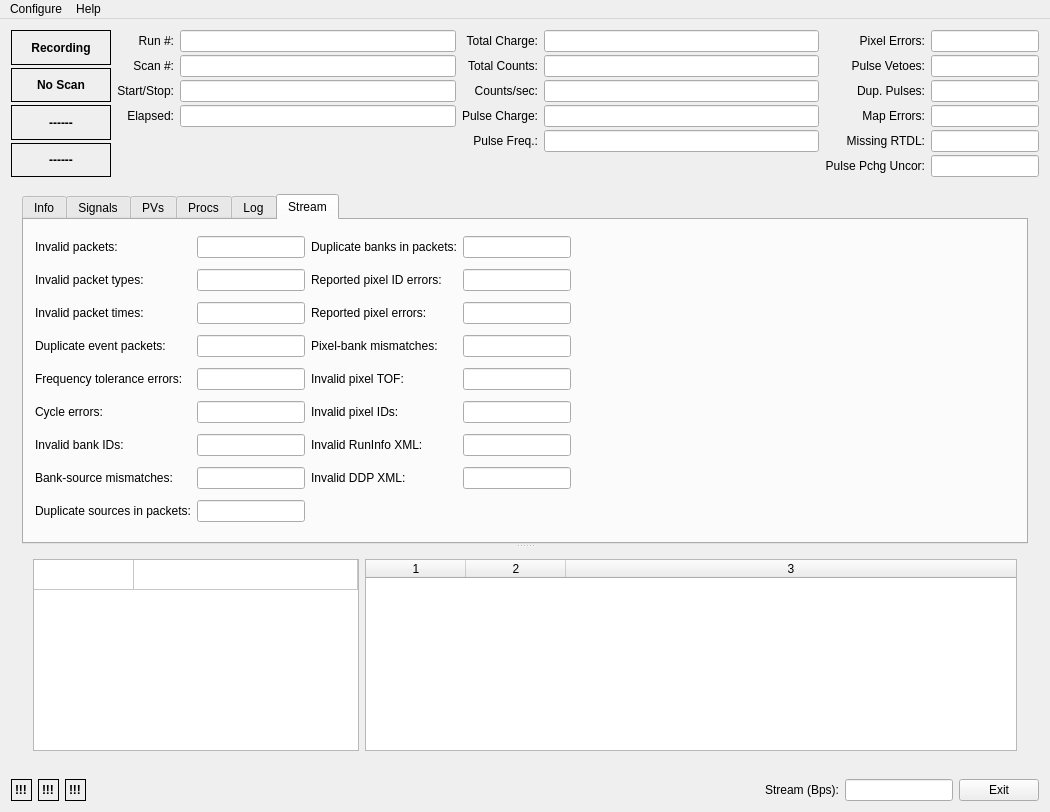
First picture: the form in dasmon/client/MainWindow.ui, repository ADARA-Neutrons/adara, before the edit.
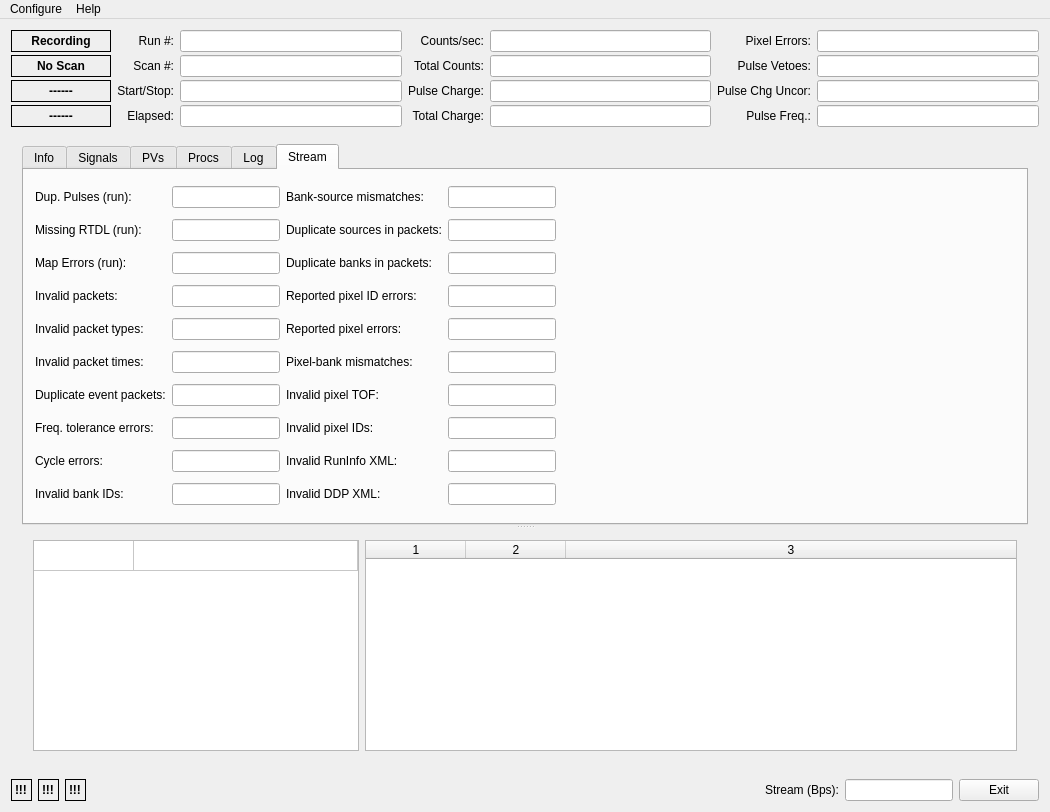
Second picture: the form after the edit. The open tabs and pages were chosen to show the change.

Commit message: - Rearranged some run/stream metrics on DASMON main window

Diff of the .ui file:
```diff
--- a/dasmon/client/MainWindow.ui
+++ b/dasmon/client/MainWindow.ui
@@ -144,203 +144,24 @@
         <property name="verticalSpacing">
          <number>3</number>
         </property>
-        <item row="0" column="0">
-         <widget class="QLabel" name="label_2">
-          <property name="text">
-           <string>Run #:</string>
-          </property>
-          <property name="alignment">
-           <set>Qt::AlignRight|Qt::AlignTrailing|Qt::AlignVCenter</set>
-          </property>
-         </widget>
-        </item>
-        <item row="0" column="2">
-         <widget class="QLineEdit" name="runNumLabel">
-          <property name="readOnly">
-           <bool>true</bool>
-          </property>
-         </widget>
-        </item>
-        <item row="0" column="5">
-         <widget class="QLabel" name="label_10">
-          <property name="text">
-           <string>Pixel Errors:</string>
-          </property>
-          <property name="alignment">
-           <set>Qt::AlignRight|Qt::AlignTrailing|Qt::AlignVCenter</set>
-          </property>
-         </widget>
-        </item>
-        <item row="0" column="6">
-         <widget class="QLineEdit" name="pixErrorLabel">
-          <property name="sizePolicy">
-           <sizepolicy hsizetype="Minimum" vsizetype="Fixed">
-            <horstretch>0</horstretch>
-            <verstretch>0</verstretch>
-           </sizepolicy>
-          </property>
-          <property name="readOnly">
-           <bool>true</bool>
-          </property>
-         </widget>
-        </item>
-        <item row="1" column="5">
-         <widget class="QLabel" name="label_13">
-          <property name="text">
-           <string>Pulse Vetoes:</string>
-          </property>
-          <property name="alignment">
-           <set>Qt::AlignRight|Qt::AlignTrailing|Qt::AlignVCenter</set>
-          </property>
-         </widget>
-        </item>
-        <item row="3" column="5">
-         <widget class="QLabel" name="label_14">
-          <property name="text">
-           <string>Dup. Pulses:</string>
-          </property>
-          <property name="alignment">
-           <set>Qt::AlignRight|Qt::AlignTrailing|Qt::AlignVCenter</set>
-          </property>
-         </widget>
-        </item>
-        <item row="1" column="6">
-         <widget class="QLineEdit" name="pulseVetoLabel">
-          <property name="sizePolicy">
-           <sizepolicy hsizetype="Minimum" vsizetype="Fixed">
-            <horstretch>0</horstretch>
-            <verstretch>0</verstretch>
-           </sizepolicy>
-          </property>
-          <property name="readOnly">
-           <bool>true</bool>
-          </property>
-         </widget>
-        </item>
-        <item row="3" column="6">
-         <widget class="QLineEdit" name="dupPulseLabel">
-          <property name="sizePolicy">
-           <sizepolicy hsizetype="Minimum" vsizetype="Fixed">
-            <horstretch>0</horstretch>
-            <verstretch>0</verstretch>
-           </sizepolicy>
-          </property>
-          <property name="readOnly">
-           <bool>true</bool>
-          </property>
-         </widget>
-        </item>
-        <item row="5" column="5">
-         <widget class="QLabel" name="label_15">
-          <property name="text">
-           <string>Map Errors:</string>
-          </property>
-          <property name="alignment">
-           <set>Qt::AlignRight|Qt::AlignTrailing|Qt::AlignVCenter</set>
-          </property>
-         </widget>
-        </item>
-        <item row="5" column="6">
-         <widget class="QLineEdit" name="mapErrorLabel">
-          <property name="sizePolicy">
-           <sizepolicy hsizetype="Minimum" vsizetype="Fixed">
-            <horstretch>0</horstretch>
-            <verstretch>0</verstretch>
-           </sizepolicy>
-          </property>
-          <property name="readOnly">
-           <bool>true</bool>
-          </property>
-         </widget>
-        </item>
-        <item row="6" column="5">
-         <widget class="QLabel" name="label_16">
-          <property name="text">
-           <string>Missing RTDL:</string>
-          </property>
-          <property name="alignment">
-           <set>Qt::AlignRight|Qt::AlignTrailing|Qt::AlignVCenter</set>
-          </property>
-         </widget>
-        </item>
-        <item row="6" column="6">
-         <widget class="QLineEdit" name="missRTDLLabel">
-          <property name="sizePolicy">
-           <sizepolicy hsizetype="Minimum" vsizetype="Fixed">
-            <horstretch>0</horstretch>
-            <verstretch>0</verstretch>
-           </sizepolicy>
-          </property>
-          <property name="readOnly">
-           <bool>true</bool>
-          </property>
-         </widget>
-        </item>
-        <item row="7" column="5">
+        <item row="4" column="5">
          <widget class="QLabel" name="label_48">
           <property name="text">
-           <string>Pulse Pchg Uncor:</string>
+           <string>Pulse Chg Uncor:</string>
           </property>
           <property name="alignment">
            <set>Qt::AlignRight|Qt::AlignTrailing|Qt::AlignVCenter</set>
           </property>
          </widget>
         </item>
-        <item row="7" column="6">
-         <widget class="QLineEdit" name="pulsePchgUncorLabel">
-          <property name="sizePolicy">
-           <sizepolicy hsizetype="Minimum" vsizetype="Fixed">
-            <horstretch>0</horstretch>
-            <verstretch>0</verstretch>
-           </sizepolicy>
-          </property>
+        <item row="4" column="4">
+         <widget class="QLineEdit" name="pchargeLabel">
           <property name="readOnly">
            <bool>true</bool>
           </property>
          </widget>
         </item>
-        <item row="6" column="3">
-         <widget class="QLabel" name="label_21">
-          <property name="text">
-           <string>Pulse Freq.:</string>
-          </property>
-          <property name="alignment">
-           <set>Qt::AlignRight|Qt::AlignTrailing|Qt::AlignVCenter</set>
-          </property>
-         </widget>
-        </item>
-        <item row="6" column="4">
-         <widget class="QLineEdit" name="pfreqLabel">
-          <property name="readOnly">
-           <bool>true</bool>
-          </property>
-         </widget>
-        </item>
-        <item row="1" column="4">
-         <widget class="QLineEdit" name="totalCountsEdit">
-          <property name="readOnly">
-           <bool>true</bool>
-          </property>
-         </widget>
-        </item>
-        <item row="0" column="4">
-         <widget class="QLineEdit" name="totalChargeEdit">
-          <property name="readOnly">
-           <bool>true</bool>
-          </property>
-         </widget>
-        </item>
-        <item row="0" column="3">
-         <widget class="QLabel" name="label_9">
-          <property name="text">
-           <string>Total Charge:</string>
-          </property>
-          <property name="alignment">
-           <set>Qt::AlignRight|Qt::AlignTrailing|Qt::AlignVCenter</set>
-          </property>
-         </widget>
-        </item>
-        <item row="1" column="3">
+        <item row="2" column="3">
          <widget class="QLabel" name="label_30">
           <property name="text">
            <string>Total Counts:</string>
@@ -350,6 +171,63 @@
           </property>
          </widget>
         </item>
+        <item row="4" column="3">
+         <widget class="QLabel" name="label_17">
+          <property name="text">
+           <string>Pulse Charge:</string>
+          </property>
+          <property name="alignment">
+           <set>Qt::AlignRight|Qt::AlignTrailing|Qt::AlignVCenter</set>
+          </property>
+         </widget>
+        </item>
+        <item row="5" column="3">
+         <widget class="QLabel" name="label_9">
+          <property name="text">
+           <string>Total Charge:</string>
+          </property>
+          <property name="alignment">
+           <set>Qt::AlignRight|Qt::AlignTrailing|Qt::AlignVCenter</set>
+          </property>
+         </widget>
+        </item>
+        <item row="2" column="6">
+         <widget class="QLineEdit" name="pulseVetoLabel">
+          <property name="sizePolicy">
+           <sizepolicy hsizetype="Minimum" vsizetype="Fixed">
+            <horstretch>0</horstretch>
+            <verstretch>0</verstretch>
+           </sizepolicy>
+          </property>
+          <property name="readOnly">
+           <bool>true</bool>
+          </property>
+         </widget>
+        </item>
+        <item row="0" column="4">
+         <widget class="QLineEdit" name="countRateLabel">
+          <property name="readOnly">
+           <bool>true</bool>
+          </property>
+         </widget>
+        </item>
+        <item row="2" column="5">
+         <widget class="QLabel" name="label_13">
+          <property name="text">
+           <string>Pulse Vetoes:</string>
+          </property>
+          <property name="alignment">
+           <set>Qt::AlignRight|Qt::AlignTrailing|Qt::AlignVCenter</set>
+          </property>
+         </widget>
+        </item>
+        <item row="2" column="4">
+         <widget class="QLineEdit" name="totalCountsEdit">
+          <property name="readOnly">
+           <bool>true</bool>
+          </property>
+         </widget>
+        </item>
         <item row="5" column="0">
          <widget class="QLabel" name="label_23">
           <property name="text">
@@ -360,7 +238,34 @@
           </property>
          </widget>
         </item>
-        <item row="3" column="0">
+        <item row="0" column="3">
+         <widget class="QLabel" name="label_19">
+          <property name="text">
+           <string>Counts/sec:</string>
+          </property>
+          <property name="alignment">
+           <set>Qt::AlignRight|Qt::AlignTrailing|Qt::AlignVCenter</set>
+          </property>
+         </widget>
+        </item>
+        <item row="0" column="0">
+         <widget class="QLabel" name="label_2">
+          <property name="text">
+           <string>Run #:</string>
+          </property>
+          <property name="alignment">
+           <set>Qt::AlignRight|Qt::AlignTrailing|Qt::AlignVCenter</set>
+          </property>
+         </widget>
+        </item>
+        <item row="0" column="2">
+         <widget class="QLineEdit" name="runNumLabel">
+          <property name="readOnly">
+           <bool>true</bool>
+          </property>
+         </widget>
+        </item>
+        <item row="4" column="0">
          <widget class="QLabel" name="label_29">
           <property name="text">
            <string>Start/Stop:</string>
@@ -370,21 +275,21 @@
           </property>
          </widget>
         </item>
-        <item row="5" column="2">
-         <widget class="QLineEdit" name="durationLabel">
-          <property name="readOnly">
-           <bool>true</bool>
-          </property>
-         </widget>
-        </item>
-        <item row="3" column="2">
+        <item row="4" column="2">
          <widget class="QLineEdit" name="startTimeEdit">
           <property name="readOnly">
            <bool>true</bool>
           </property>
          </widget>
         </item>
-        <item row="1" column="0">
+        <item row="2" column="2">
+         <widget class="QLineEdit" name="scanNumLabel">
+          <property name="readOnly">
+           <bool>true</bool>
+          </property>
+         </widget>
+        </item>
+        <item row="2" column="0">
          <widget class="QLabel" name="label_18">
           <property name="text">
            <string>Scan #:</string>
@@ -394,42 +299,68 @@
           </property>
          </widget>
         </item>
-        <item row="1" column="2">
-         <widget class="QLineEdit" name="scanNumLabel">
-          <property name="readOnly">
-           <bool>true</bool>
-          </property>
-         </widget>
-        </item>
-        <item row="5" column="3">
-         <widget class="QLabel" name="label_17">
-          <property name="text">
-           <string>Pulse Charge:</string>
-          </property>
-          <property name="alignment">
-           <set>Qt::AlignRight|Qt::AlignTrailing|Qt::AlignVCenter</set>
-          </property>
-         </widget>
-        </item>
-        <item row="3" column="3">
-         <widget class="QLabel" name="label_19">
-          <property name="text">
-           <string>Counts/sec:</string>
-          </property>
-          <property name="alignment">
-           <set>Qt::AlignRight|Qt::AlignTrailing|Qt::AlignVCenter</set>
-          </property>
-         </widget>
-        </item>
-        <item row="3" column="4">
-         <widget class="QLineEdit" name="countRateLabel">
-          <property name="readOnly">
-           <bool>true</bool>
-          </property>
-         </widget>
-        </item>
         <item row="5" column="4">
-         <widget class="QLineEdit" name="pchargeLabel">
+         <widget class="QLineEdit" name="totalChargeEdit">
+          <property name="readOnly">
+           <bool>true</bool>
+          </property>
+         </widget>
+        </item>
+        <item row="4" column="6">
+         <widget class="QLineEdit" name="pulsePchgUncorLabel">
+          <property name="sizePolicy">
+           <sizepolicy hsizetype="Minimum" vsizetype="Fixed">
+            <horstretch>0</horstretch>
+            <verstretch>0</verstretch>
+           </sizepolicy>
+          </property>
+          <property name="readOnly">
+           <bool>true</bool>
+          </property>
+         </widget>
+        </item>
+        <item row="5" column="2">
+         <widget class="QLineEdit" name="durationLabel">
+          <property name="readOnly">
+           <bool>true</bool>
+          </property>
+         </widget>
+        </item>
+        <item row="5" column="5">
+         <widget class="QLabel" name="label_21">
+          <property name="text">
+           <string>Pulse Freq.:</string>
+          </property>
+          <property name="alignment">
+           <set>Qt::AlignRight|Qt::AlignTrailing|Qt::AlignVCenter</set>
+          </property>
+         </widget>
+        </item>
+        <item row="5" column="6">
+         <widget class="QLineEdit" name="pfreqLabel">
+          <property name="readOnly">
+           <bool>true</bool>
+          </property>
+         </widget>
+        </item>
+        <item row="0" column="5">
+         <widget class="QLabel" name="label_10">
+          <property name="text">
+           <string>Pixel Errors:</string>
+          </property>
+          <property name="alignment">
+           <set>Qt::AlignRight|Qt::AlignTrailing|Qt::AlignVCenter</set>
+          </property>
+         </widget>
+        </item>
+        <item row="0" column="6">
+         <widget class="QLineEdit" name="pixErrorLabel">
+          <property name="sizePolicy">
+           <sizepolicy hsizetype="Minimum" vsizetype="Fixed">
+            <horstretch>0</horstretch>
+            <verstretch>0</verstretch>
+           </sizepolicy>
+          </property>
           <property name="readOnly">
            <bool>true</bool>
           </property>
@@ -833,238 +764,307 @@
            <layout class="QHBoxLayout" name="horizontalLayout_5">
             <item>
              <layout class="QGridLayout" name="gridLayout_3">
+              <item row="0" column="1">
+               <widget class="QLineEdit" name="dupPulseLabel">
+                <property name="sizePolicy">
+                 <sizepolicy hsizetype="Expanding" vsizetype="Fixed">
+                  <horstretch>0</horstretch>
+                  <verstretch>0</verstretch>
+                 </sizepolicy>
+                </property>
+                <property name="readOnly">
+                 <bool>true</bool>
+                </property>
+               </widget>
+              </item>
               <item row="0" column="0">
+               <widget class="QLabel" name="label_14">
+                <property name="text">
+                 <string>Dup. Pulses (run):</string>
+                </property>
+                <property name="alignment">
+                 <set>Qt::AlignLeading|Qt::AlignLeft|Qt::AlignVCenter</set>
+                </property>
+               </widget>
+              </item>
+              <item row="1" column="1">
+               <widget class="QLineEdit" name="missRTDLLabel">
+                <property name="sizePolicy">
+                 <sizepolicy hsizetype="Expanding" vsizetype="Fixed">
+                  <horstretch>0</horstretch>
+                  <verstretch>0</verstretch>
+                 </sizepolicy>
+                </property>
+                <property name="readOnly">
+                 <bool>true</bool>
+                </property>
+               </widget>
+              </item>
+              <item row="1" column="0">
+               <widget class="QLabel" name="label_16">
+                <property name="text">
+                 <string>Missing RTDL (run):</string>
+                </property>
+                <property name="alignment">
+                 <set>Qt::AlignLeading|Qt::AlignLeft|Qt::AlignVCenter</set>
+                </property>
+               </widget>
+              </item>
+              <item row="3" column="0">
                <widget class="QLabel" name="label_20">
                 <property name="text">
                  <string>Invalid packets:</string>
                 </property>
                </widget>
               </item>
-              <item row="0" column="1">
+              <item row="3" column="1">
                <widget class="QLineEdit" name="invPktEdit">
                 <property name="readOnly">
                  <bool>true</bool>
                 </property>
                </widget>
               </item>
-              <item row="1" column="0">
+              <item row="4" column="0">
                <widget class="QLabel" name="label_22">
                 <property name="text">
                  <string>Invalid packet types:</string>
                 </property>
                </widget>
               </item>
-              <item row="1" column="1">
+              <item row="4" column="1">
                <widget class="QLineEdit" name="invPktTypeEdit">
                 <property name="readOnly">
                  <bool>true</bool>
                 </property>
                </widget>
               </item>
-              <item row="2" column="0">
+              <item row="5" column="0">
                <widget class="QLabel" name="label_33">
                 <property name="text">
                  <string>Invalid packet times:</string>
                 </property>
                </widget>
               </item>
-              <item row="2" column="1">
+              <item row="5" column="1">
                <widget class="QLineEdit" name="invPktTimeEdit">
                 <property name="readOnly">
                  <bool>true</bool>
                 </property>
                </widget>
               </item>
-              <item row="3" column="0">
+              <item row="6" column="0">
                <widget class="QLabel" name="label_34">
                 <property name="text">
                  <string>Duplicate event packets:</string>
                 </property>
                </widget>
               </item>
-              <item row="3" column="1">
+              <item row="6" column="1">
                <widget class="QLineEdit" name="dupEventPktEdit">
                 <property name="readOnly">
                  <bool>true</bool>
                 </property>
                </widget>
               </item>
-              <item row="4" column="1">
+              <item row="7" column="1">
                <widget class="QLineEdit" name="freqTolEdit">
                 <property name="readOnly">
                  <bool>true</bool>
                 </property>
                </widget>
               </item>
-              <item row="5" column="1">
+              <item row="8" column="1">
                <widget class="QLineEdit" name="cycleErrEdit">
                 <property name="readOnly">
                  <bool>true</bool>
                 </property>
                </widget>
               </item>
-              <item row="6" column="1">
+              <item row="9" column="1">
                <widget class="QLineEdit" name="invBankEdit">
                 <property name="readOnly">
                  <bool>true</bool>
                 </property>
                </widget>
               </item>
-              <item row="7" column="1">
-               <widget class="QLineEdit" name="bankSrcMisEdit">
-                <property name="readOnly">
-                 <bool>true</bool>
-                </property>
-               </widget>
-              </item>
-              <item row="8" column="1">
-               <widget class="QLineEdit" name="dupSrcEdit">
-                <property name="readOnly">
-                 <bool>true</bool>
-                </property>
-               </widget>
-              </item>
-              <item row="0" column="3">
-               <widget class="QLineEdit" name="dupBankEdit">
-                <property name="readOnly">
-                 <bool>true</bool>
-                </property>
-               </widget>
-              </item>
-              <item row="7" column="2">
-               <widget class="QLabel" name="label_46">
-                <property name="text">
-                 <string>Invalid DDP XML:</string>
-                </property>
-               </widget>
-              </item>
-              <item row="6" column="2">
-               <widget class="QLabel" name="label_45">
-                <property name="text">
-                 <string>Invalid RunInfo XML:</string>
-                </property>
-               </widget>
-              </item>
-              <item row="5" column="2">
-               <widget class="QLabel" name="label_44">
-                <property name="text">
-                 <string>Invalid pixel IDs:</string>
-                </property>
-               </widget>
-              </item>
-              <item row="4" column="2">
-               <widget class="QLabel" name="label_43">
-                <property name="text">
-                 <string>Invalid pixel TOF:</string>
-                </property>
-               </widget>
-              </item>
-              <item row="3" column="2">
-               <widget class="QLabel" name="label_42">
-                <property name="text">
-                 <string>Pixel-bank mismatches:</string>
-                </property>
-               </widget>
-              </item>
-              <item row="2" column="2">
-               <widget class="QLabel" name="label_41">
-                <property name="text">
-                 <string>Reported pixel errors:</string>
-                </property>
-               </widget>
-              </item>
-              <item row="1" column="2">
-               <widget class="QLabel" name="label_40">
-                <property name="text">
-                 <string>Reported pixel ID errors:</string>
-                </property>
-               </widget>
-              </item>
-              <item row="0" column="2">
-               <widget class="QLabel" name="label_39">
-                <property name="text">
-                 <string>Duplicate banks in packets:</string>
-                </property>
-               </widget>
-              </item>
-              <item row="8" column="0">
-               <widget class="QLabel" name="label_38">
-                <property name="text">
-                 <string>Duplicate sources in packets:</string>
-                </property>
-               </widget>
-              </item>
-              <item row="7" column="0">
-               <widget class="QLabel" name="label_37">
-                <property name="text">
-                 <string>Bank-source mismatches:</string>
-                </property>
-               </widget>
-              </item>
-              <item row="6" column="0">
+              <item row="9" column="0">
                <widget class="QLabel" name="label_36">
                 <property name="text">
                  <string>Invalid bank IDs:</string>
                 </property>
                </widget>
               </item>
-              <item row="5" column="0">
+              <item row="8" column="0">
                <widget class="QLabel" name="label_35">
                 <property name="text">
                  <string>Cycle errors:</string>
                 </property>
                </widget>
               </item>
-              <item row="4" column="0">
+              <item row="7" column="0">
                <widget class="QLabel" name="label_47">
                 <property name="text">
-                 <string>Frequency tolerance errors:</string>
+                 <string>Freq. tolerance errors:</string>
+                </property>
+               </widget>
+              </item>
+              <item row="2" column="0">
+               <widget class="QLabel" name="label_15">
+                <property name="text">
+                 <string>Map Errors (run):</string>
+                </property>
+                <property name="alignment">
+                 <set>Qt::AlignLeading|Qt::AlignLeft|Qt::AlignVCenter</set>
+                </property>
+               </widget>
+              </item>
+              <item row="2" column="1">
+               <widget class="QLineEdit" name="mapErrorLabel">
+                <property name="sizePolicy">
+                 <sizepolicy hsizetype="Expanding" vsizetype="Fixed">
+                  <horstretch>0</horstretch>
+                  <verstretch>0</verstretch>
+                 </sizepolicy>
+                </property>
+                <property name="readOnly">
+                 <bool>true</bool>
+                </property>
+               </widget>
+              </item>
+              <item row="1" column="2">
+               <widget class="QLabel" name="label_38">
+                <property name="text">
+                 <string>Duplicate sources in packets:</string>
                 </property>
                </widget>
               </item>
               <item row="1" column="3">
-               <widget class="QLineEdit" name="repPixMapEdit">
+               <widget class="QLineEdit" name="dupSrcEdit">
                 <property name="readOnly">
                  <bool>true</bool>
                 </property>
                </widget>
               </item>
+              <item row="0" column="2">
+               <widget class="QLabel" name="label_37">
+                <property name="text">
+                 <string>Bank-source mismatches:</string>
+                </property>
+               </widget>
+              </item>
+              <item row="0" column="3">
+               <widget class="QLineEdit" name="bankSrcMisEdit">
+                <property name="readOnly">
+                 <bool>true</bool>
+                </property>
+               </widget>
+              </item>
+              <item row="2" column="2">
+               <widget class="QLabel" name="label_39">
+                <property name="text">
+                 <string>Duplicate banks in packets:</string>
+                </property>
+               </widget>
+              </item>
+              <item row="3" column="2">
+               <widget class="QLabel" name="label_40">
+                <property name="text">
+                 <string>Reported pixel ID errors:</string>
+                </property>
+               </widget>
+              </item>
+              <item row="4" column="2">
+               <widget class="QLabel" name="label_41">
+                <property name="text">
+                 <string>Reported pixel errors:</string>
+                </property>
+               </widget>
+              </item>
+              <item row="5" column="2">
+               <widget class="QLabel" name="label_42">
+                <property name="text">
+                 <string>Pixel-bank mismatches:</string>
+                </property>
+               </widget>
+              </item>
+              <item row="6" column="2">
+               <widget class="QLabel" name="label_43">
+                <property name="text">
+                 <string>Invalid pixel TOF:</string>
+                </property>
+               </widget>
+              </item>
+              <item row="7" column="2">
+               <widget class="QLabel" name="label_44">
+                <property name="text">
+                 <string>Invalid pixel IDs:</string>
+                </property>
+               </widget>
+              </item>
+              <item row="8" column="2">
+               <widget class="QLabel" name="label_45">
+                <property name="text">
+                 <string>Invalid RunInfo XML:</string>
+                </property>
+               </widget>
+              </item>
+              <item row="9" column="2">
+               <widget class="QLabel" name="label_46">
+                <property name="text">
+                 <string>Invalid DDP XML:</string>
+                </property>
+               </widget>
+              </item>
               <item row="2" column="3">
-               <widget class="QLineEdit" name="repPixErrEdit">
+               <widget class="QLineEdit" name="dupBankEdit">
                 <property name="readOnly">
                  <bool>true</bool>
                 </property>
                </widget>
               </item>
               <item row="3" column="3">
-               <widget class="QLineEdit" name="pixBankMisEdit">
+               <widget class="QLineEdit" name="repPixMapEdit">
                 <property name="readOnly">
                  <bool>true</bool>
                 </property>
                </widget>
               </item>
               <item row="4" column="3">
-               <widget class="QLineEdit" name="invTofEdit">
+               <widget class="QLineEdit" name="repPixErrEdit">
                 <property name="readOnly">
                  <bool>true</bool>
                 </property>
                </widget>
               </item>
               <item row="5" column="3">
-               <widget class="QLineEdit" name="invPixEdit">
+               <widget class="QLineEdit" name="pixBankMisEdit">
                 <property name="readOnly">
                  <bool>true</bool>
                 </property>
                </widget>
               </item>
               <item row="6" column="3">
-               <widget class="QLineEdit" name="invRunXMLEdit">
+               <widget class="QLineEdit" name="invTofEdit">
                 <property name="readOnly">
                  <bool>true</bool>
                 </property>
                </widget>
               </item>
               <item row="7" column="3">
+               <widget class="QLineEdit" name="invPixEdit">
+                <property name="readOnly">
+                 <bool>true</bool>
+                </property>
+               </widget>
+              </item>
+              <item row="8" column="3">
+               <widget class="QLineEdit" name="invRunXMLEdit">
+                <property name="readOnly">
+                 <bool>true</bool>
+                </property>
+               </widget>
+              </item>
+              <item row="9" column="3">
                <widget class="QLineEdit" name="invDDPXMLEdit">
                 <property name="readOnly">
                  <bool>true</bool>
```
Left out of the diff: 4 changed lines with no effect on the pictures. The commit also changes 1 other file.
